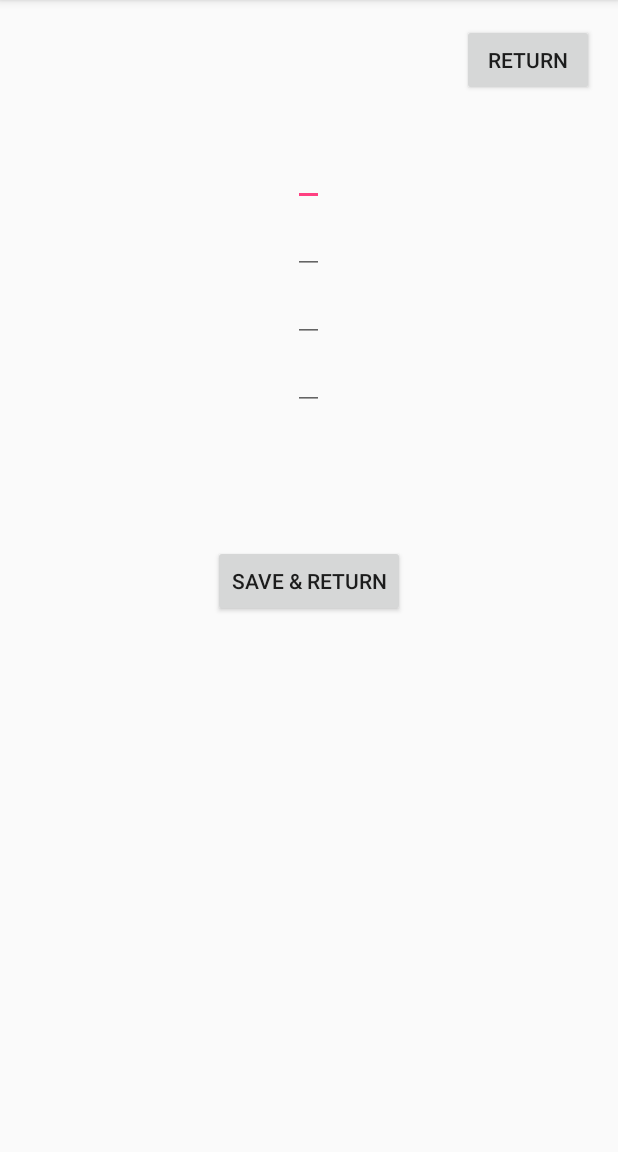
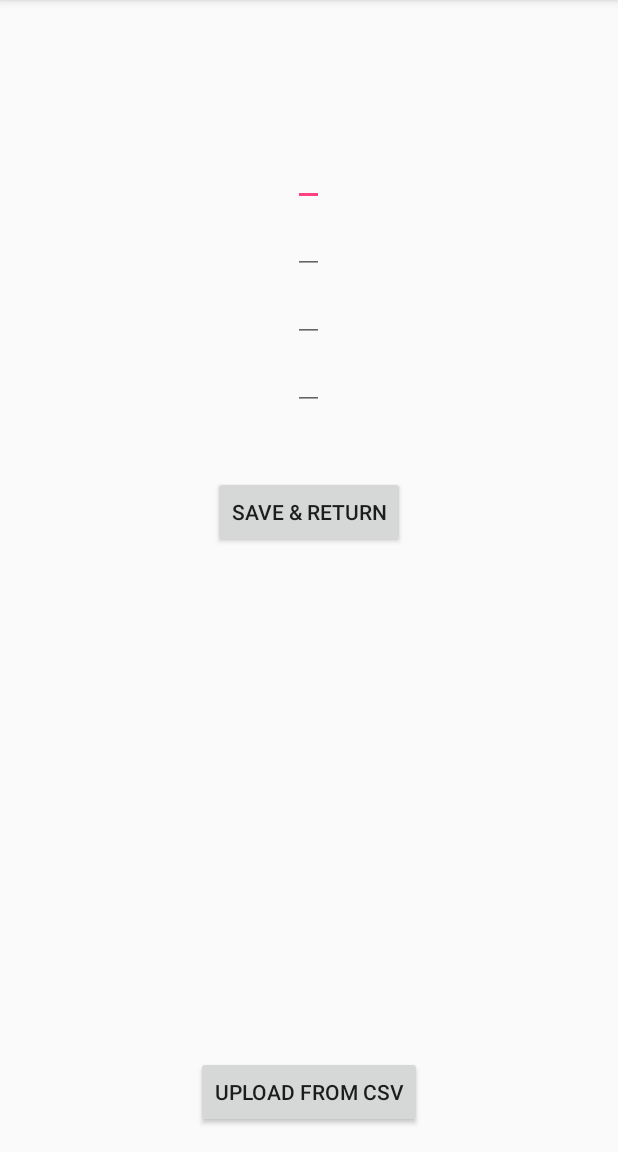
Before and after one commit to sooham/flight.app, an Android app: the EditClientInfo screen opened directly, with no data from a screen before it, on a phone screen of 412 x 824 dp, the part 84-1236 px from its top. Run offline under Robolectric (Android 15) with nearby library versions, the phone set to English and light mode, and no system bars.

```diff
--- a/pIII/FlightApp/app/src/main/res/layout/activity_edit_client_info.xml
+++ b/pIII/FlightApp/app/src/main/res/layout/activity_edit_client_info.xml
@@ -38,14 +38,6 @@
         android:layout_below="@+id/credit_card_num"
         android:layout_centerHorizontal="true" />
 
-    <Button
-        android:layout_width="wrap_content"
-        android:layout_height="wrap_content"
-        android:text="Return"
-        android:id="@+id/return_button"
-        android:layout_alignParentTop="true"
-        android:layout_alignParentEnd="true" />
-
     <TextView
         android:layout_width="wrap_content"
         android:layout_height="wrap_content"
@@ -59,7 +51,15 @@
         android:layout_height="wrap_content"
         android:text="Save &amp; Return"
         android:id="@+id/save_button"
+        android:layout_marginTop="44dp"
         android:layout_below="@+id/expiry_date"
-        android:layout_centerHorizontal="true"
-        android:layout_marginTop="90dp" />
+        android:layout_centerHorizontal="true" />
+
+    <Button
+        android:layout_width="wrap_content"
+        android:layout_height="wrap_content"
+        android:text="Upload from CSV"
+        android:id="@+id/upload_button"
+        android:layout_alignParentBottom="true"
+        android:layout_centerHorizontal="true" />
 </RelativeLayout>
```
Also changed, not shown: pIII/FlightApp/app/src/main/java/csc207/flightapp/UserLogin.java (+21 -3 lines), pIII/FlightApp/app/src/main/java/csc207/flightapp/ViewSearchedFlights.java (+19 -19 lines), pIII/FlightApp/app/src/main/res/layout/activity_user_login2.xml (+8 -0 lines).
